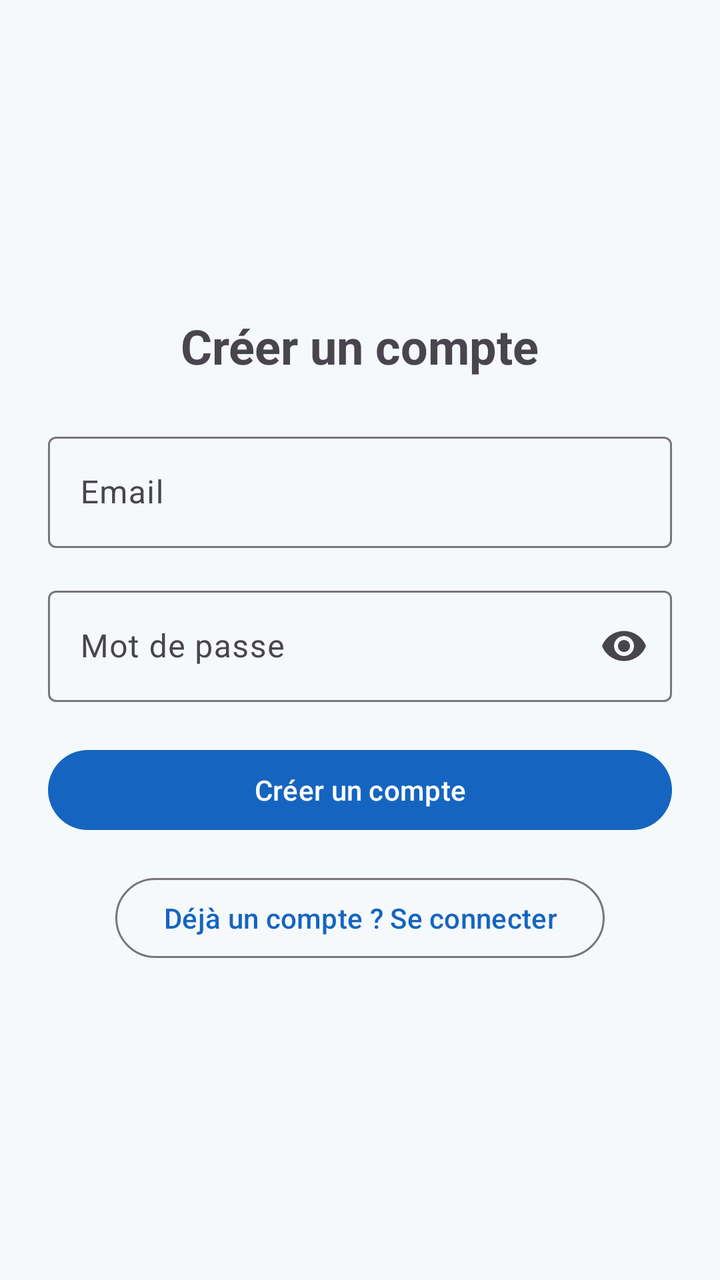
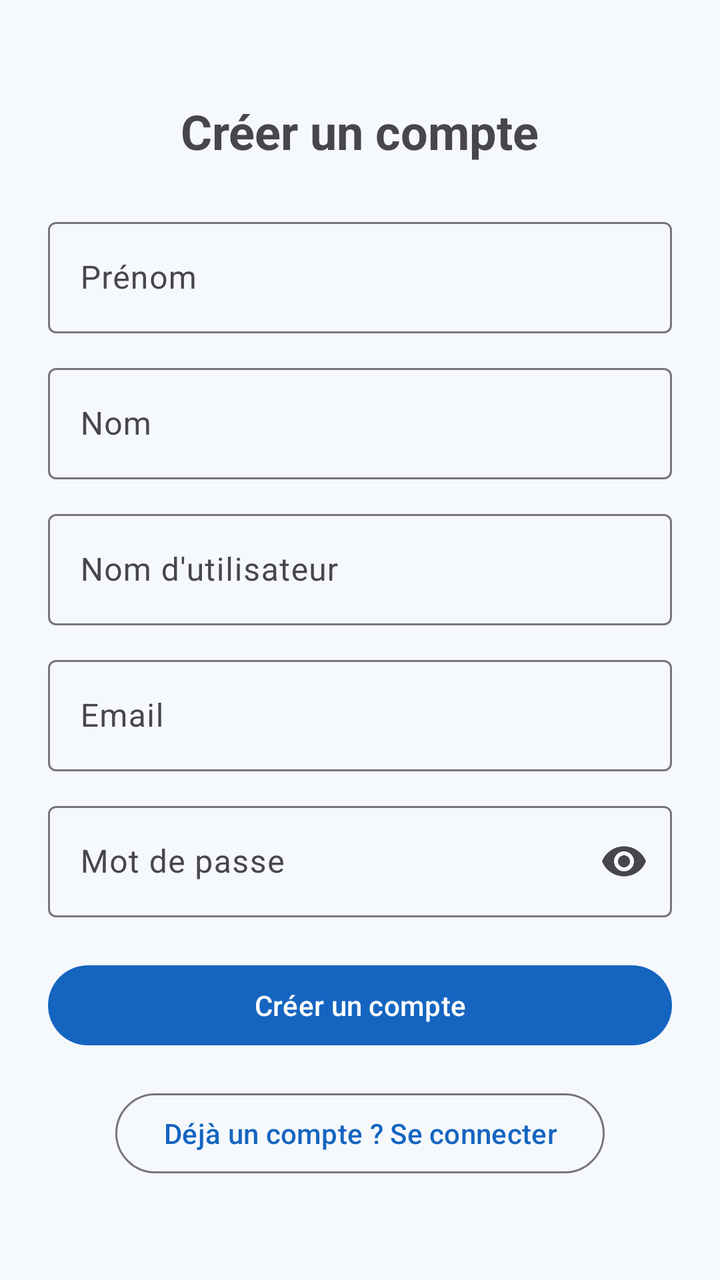

Compare the two renders of this Android layout. The source of the first and the diff that turns it into the second are given below.
<!-- AndroidManifest.xml: application theme Theme.Traveling -->
<!-- res/layout/fragment_register.xml -->
<?xml version="1.0" encoding="utf-8"?>
<ScrollView xmlns:android="http://schemas.android.com/apk/res/android"
    xmlns:app="http://schemas.android.com/apk/res-auto"
    android:layout_width="match_parent"
    android:layout_height="match_parent"
    android:fillViewport="true">

    <LinearLayout
        android:layout_width="match_parent"
        android:layout_height="match_parent"
        android:orientation="vertical"
        android:gravity="center"
        android:padding="24dp">

        <TextView
            android:layout_width="wrap_content"
            android:layout_height="wrap_content"
            android:layout_marginBottom="24dp"
            android:text="Créer un compte"
            android:textSize="24sp"
            android:textStyle="bold" />

        <com.google.android.material.textfield.TextInputLayout
            android:layout_width="match_parent"
            android:layout_height="wrap_content"
            android:layout_marginBottom="16dp"
            android:hint="Email"
            app:boxBackgroundMode="outline">

            <com.google.android.material.textfield.TextInputEditText
                android:id="@+id/et_register_email"
                android:layout_width="match_parent"
                android:layout_height="wrap_content"
                android:inputType="textEmailAddress" />
        </com.google.android.material.textfield.TextInputLayout>

        <com.google.android.material.textfield.TextInputLayout
            android:layout_width="match_parent"
            android:layout_height="wrap_content"
            android:layout_marginBottom="20dp"
            android:hint="Mot de passe"
            app:boxBackgroundMode="outline"
            app:endIconMode="password_toggle">

            <com.google.android.material.textfield.TextInputEditText
                android:id="@+id/et_register_password"
                android:layout_width="match_parent"
                android:layout_height="wrap_content"
                android:inputType="textPassword" />
        </com.google.android.material.textfield.TextInputLayout>

        <com.google.android.material.button.MaterialButton
            android:id="@+id/btn_register"
            android:layout_width="match_parent"
            android:layout_height="wrap_content"
            android:layout_marginBottom="16dp"
            android:text="Créer un compte" />

        <com.google.android.material.button.MaterialButton
            android:id="@+id/btn_go_login"
            style="?attr/materialButtonOutlinedStyle"
            android:layout_width="wrap_content"
            android:layout_height="wrap_content"
            android:text="Déjà un compte ? Se connecter" />

    </LinearLayout>
</ScrollView>
<!-- resources referenced by this layout -->
<resources>
  <style name="Theme.Traveling" parent="Base.Theme.Traveling" />
  <style name="Base.Theme.Traveling" parent="Theme.Material3.DayNight.NoActionBar">
          <item name="colorPrimary">@color/travel_primary</item>
          <item name="colorOnPrimary">@color/travel_on_primary</item>
  
          <item name="colorSecondary">@color/travel_secondary</item>
          <item name="colorOnSecondary">@color/travel_on_secondary</item>
  
          <item name="colorTertiary">@color/travel_tertiary</item>
          <item name="colorOnTertiary">@color/travel_on_tertiary</item>
  
          <item name="android:colorBackground">@color/travel_background</item>
          <item name="colorSurface">@color/travel_surface</item>
          <item name="colorOnSurface">@color/travel_on_surface</item>
      </style>
  <color name="travel_primary">#1565C0</color>
  <color name="travel_on_primary">#FFFFFF</color>
  <color name="travel_secondary">#26A69A</color>
  <color name="travel_on_secondary">#FFFFFF</color>
  <color name="travel_tertiary">#FFB74D</color>
  <color name="travel_on_tertiary">#1F2937</color>
  <color name="travel_background">#F6F9FC</color>
  <color name="travel_surface">#FFFFFF</color>
  <color name="travel_on_surface">#1F2937</color>
</resources>

<!-- the commit's change to res/layout/fragment_register.xml (unified diff, before → after) -->
@@ -7,7 +7,7 @@
 
     <LinearLayout
         android:layout_width="match_parent"
-        android:layout_height="match_parent"
+        android:layout_height="wrap_content"
         android:orientation="vertical"
         android:gravity="center"
         android:padding="24dp">
@@ -23,7 +23,49 @@
         <com.google.android.material.textfield.TextInputLayout
             android:layout_width="match_parent"
             android:layout_height="wrap_content"
-            android:layout_marginBottom="16dp"
+            android:layout_marginBottom="12dp"
+            android:hint="Prénom"
+            app:boxBackgroundMode="outline">
+
+            <com.google.android.material.textfield.TextInputEditText
+                android:id="@+id/et_register_first_name"
+                android:layout_width="match_parent"
+                android:layout_height="wrap_content"
+                android:inputType="textPersonName" />
+        </com.google.android.material.textfield.TextInputLayout>
+
+        <com.google.android.material.textfield.TextInputLayout
+            android:layout_width="match_parent"
+            android:layout_height="wrap_content"
+            android:layout_marginBottom="12dp"
+            android:hint="Nom"
+            app:boxBackgroundMode="outline">
+
+            <com.google.android.material.textfield.TextInputEditText
+                android:id="@+id/et_register_last_name"
+                android:layout_width="match_parent"
+                android:layout_height="wrap_content"
+                android:inputType="textPersonName" />
+        </com.google.android.material.textfield.TextInputLayout>
+
+        <com.google.android.material.textfield.TextInputLayout
+            android:layout_width="match_parent"
+            android:layout_height="wrap_content"
+            android:layout_marginBottom="12dp"
+            android:hint="Nom d'utilisateur"
+            app:boxBackgroundMode="outline">
+
+            <com.google.android.material.textfield.TextInputEditText
+                android:id="@+id/et_register_username"
+                android:layout_width="match_parent"
+                android:layout_height="wrap_content"
+                android:inputType="text" />
+        </com.google.android.material.textfield.TextInputLayout>
+
+        <com.google.android.material.textfield.TextInputLayout
+            android:layout_width="match_parent"
+            android:layout_height="wrap_content"
+            android:layout_marginBottom="12dp"
             android:hint="Email"
             app:boxBackgroundMode="outline">
 
